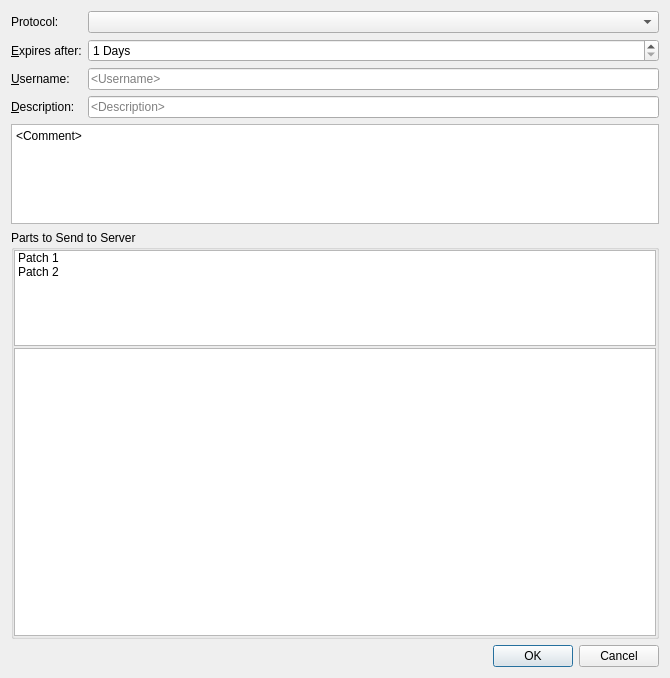
Qt form src/plugins/cpaster/pasteview.ui (qt-creator/qt-creator) before a commit.
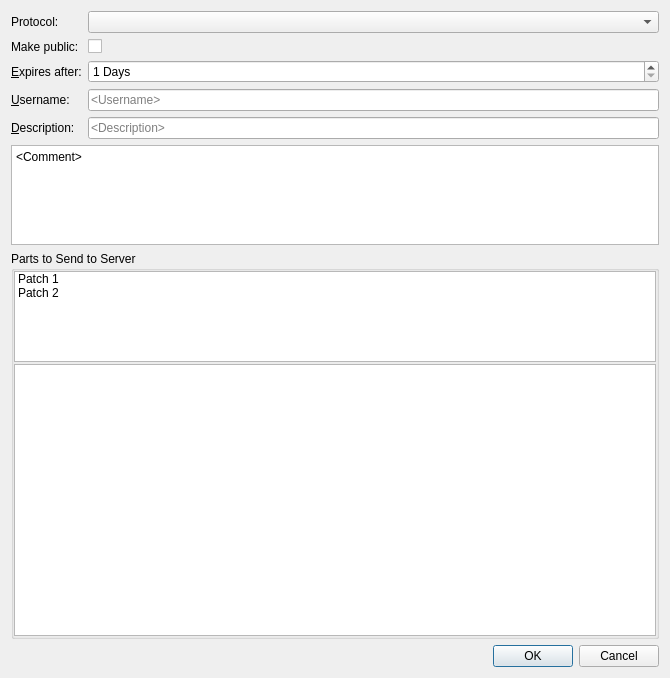
The same form after that commit. Custom widgets are drawn as their Qt base class.

Patch:
```diff
--- a/src/plugins/cpaster/pasteview.ui
+++ b/src/plugins/cpaster/pasteview.ui
@@ -26,7 +26,7 @@
      <item row="0" column="1">
       <widget class="QComboBox" name="protocolBox"/>
      </item>
-     <item row="2" column="0">
+     <item row="3" column="0">
       <widget class="QLabel" name="userLabel">
        <property name="text">
         <string>&amp;Username:</string>
@@ -36,14 +36,14 @@
        </property>
       </widget>
      </item>
-     <item row="2" column="1">
+     <item row="3" column="1">
       <widget class="QLineEdit" name="uiUsername">
        <property name="placeholderText">
         <string>&lt;Username&gt;</string>
        </property>
       </widget>
      </item>
-     <item row="3" column="0">
+     <item row="4" column="0">
       <widget class="QLabel" name="descriptionLabel">
        <property name="text">
         <string>&amp;Description:</string>
@@ -53,14 +53,14 @@
        </property>
       </widget>
      </item>
-     <item row="3" column="1">
+     <item row="4" column="1">
       <widget class="QLineEdit" name="uiDescription">
        <property name="placeholderText">
         <string>&lt;Description&gt;</string>
        </property>
       </widget>
      </item>
-     <item row="1" column="1">
+     <item row="2" column="1">
       <widget class="QSpinBox" name="expirySpinBox">
        <property name="suffix">
         <string> Days</string>
@@ -73,7 +73,7 @@
        </property>
       </widget>
      </item>
-     <item row="1" column="0">
+     <item row="2" column="0">
       <widget class="QLabel" name="expiryLabel">
        <property name="text">
         <string>&amp;Expires after:</string>
@@ -83,6 +83,16 @@
        </property>
       </widget>
      </item>
+     <item row="1" column="0">
+      <widget class="QLabel" name="makePublicLabel">
+       <property name="text">
+        <string>Make public:</string>
+       </property>
+      </widget>
+     </item>
+     <item row="1" column="1">
+      <widget class="QCheckBox" name="makePublicCheckBox"/>
+     </item>
     </layout>
    </item>
    <item>
```
